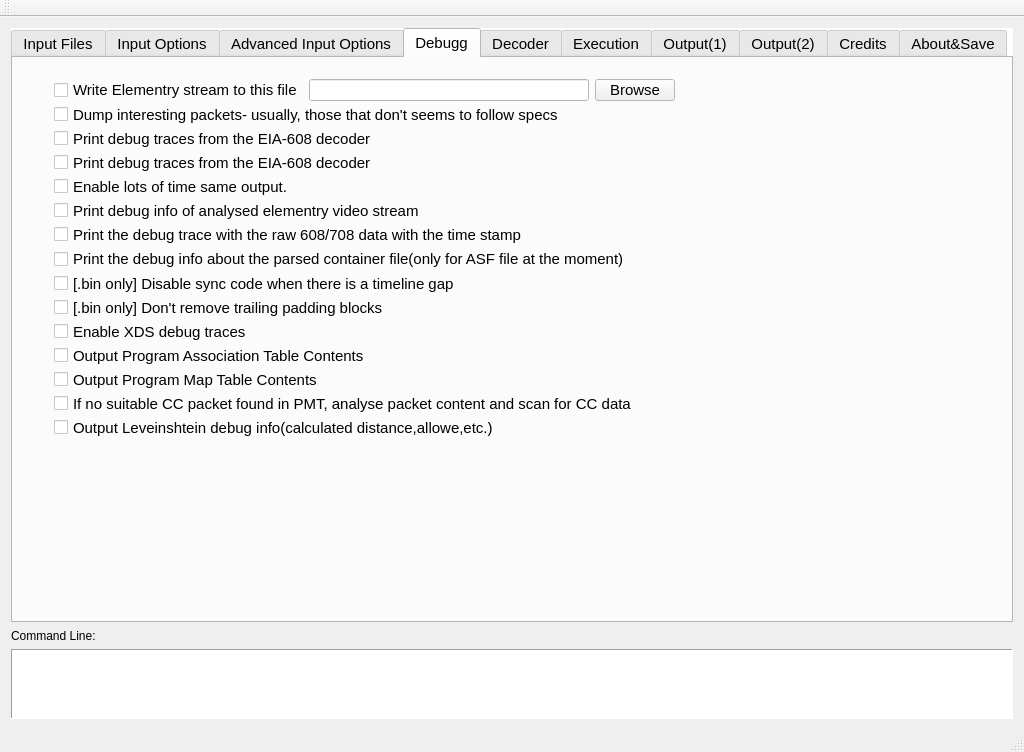
Above: src/cc_gui.ui from anshul1912/ccextractor_gui before the change. Below: the same form after it.
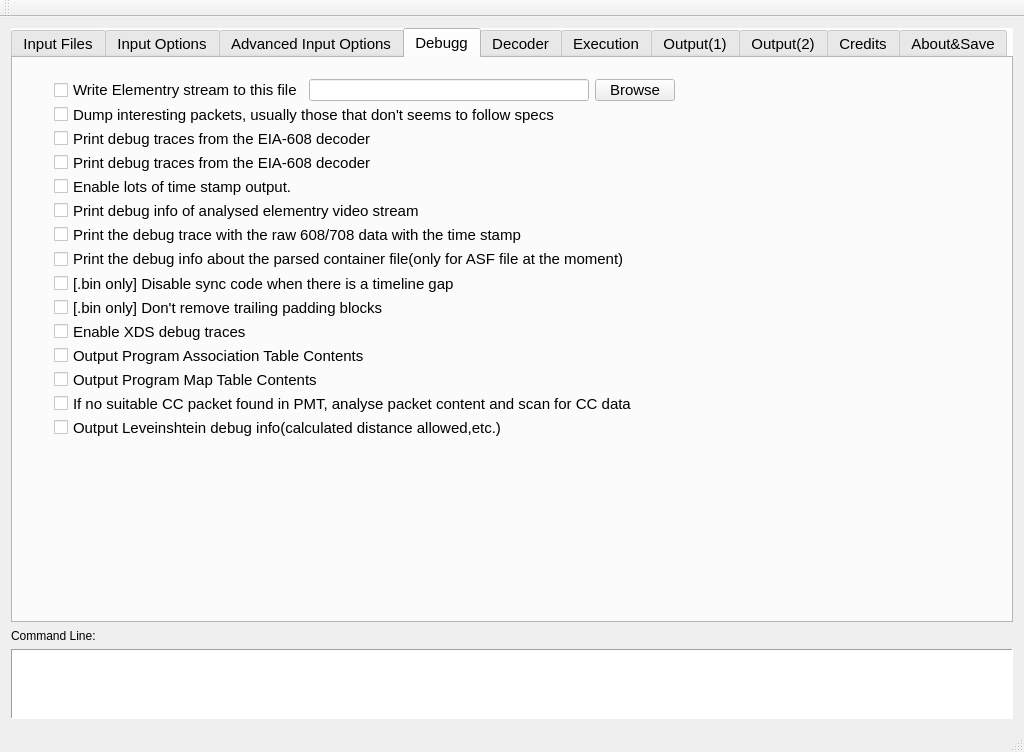
That is the form after the change. The open tabs and pages were chosen to show the change.

Commit message: correct spell mistake

What changed in the file:
```diff
--- a/src/cc_gui.ui
+++ b/src/cc_gui.ui
@@ -1099,7 +1099,7 @@
          <item>
           <widget class="QCheckBox" name="checkBox_8">
            <property name="text">
-            <string>Dump interesting packets- usually, those that don't seems to follow specs</string>
+            <string>Dump interesting packets, usually those that don't seems to follow specs</string>
            </property>
           </widget>
          </item>
@@ -1120,7 +1120,7 @@
          <item>
           <widget class="QCheckBox" name="checkBox_12">
            <property name="text">
-            <string>Enable lots of time same output.</string>
+            <string>Enable lots of time stamp output.</string>
            </property>
           </widget>
          </item>
@@ -1190,7 +1190,7 @@
          <item>
           <widget class="QCheckBox" name="checkBox_21">
            <property name="text">
-            <string>Output Leveinshtein debug info(calculated distance,allowe,etc.)</string>
+            <string>Output Leveinshtein debug info(calculated distance allowed,etc.)</string>
            </property>
           </widget>
          </item>
```
Left out of the diff: 6 changed lines with no effect on the pictures.
